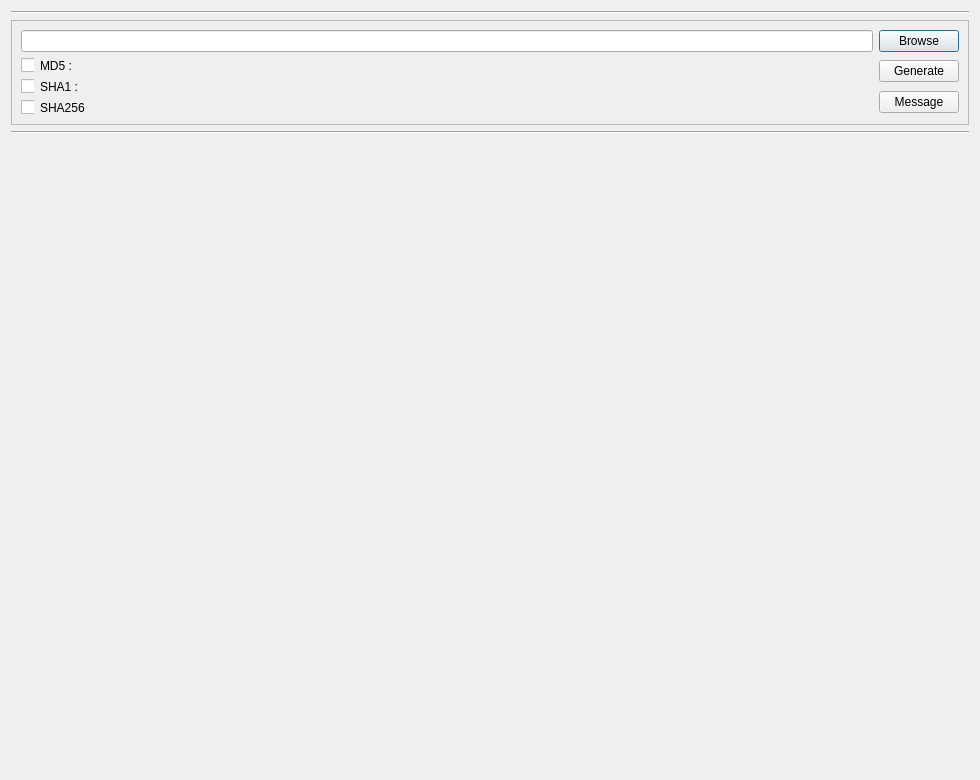
First picture: the form in src/qt/forms/syndicatetools.ui, repository SyndicateLabs/SyndicateQT, before the edit.
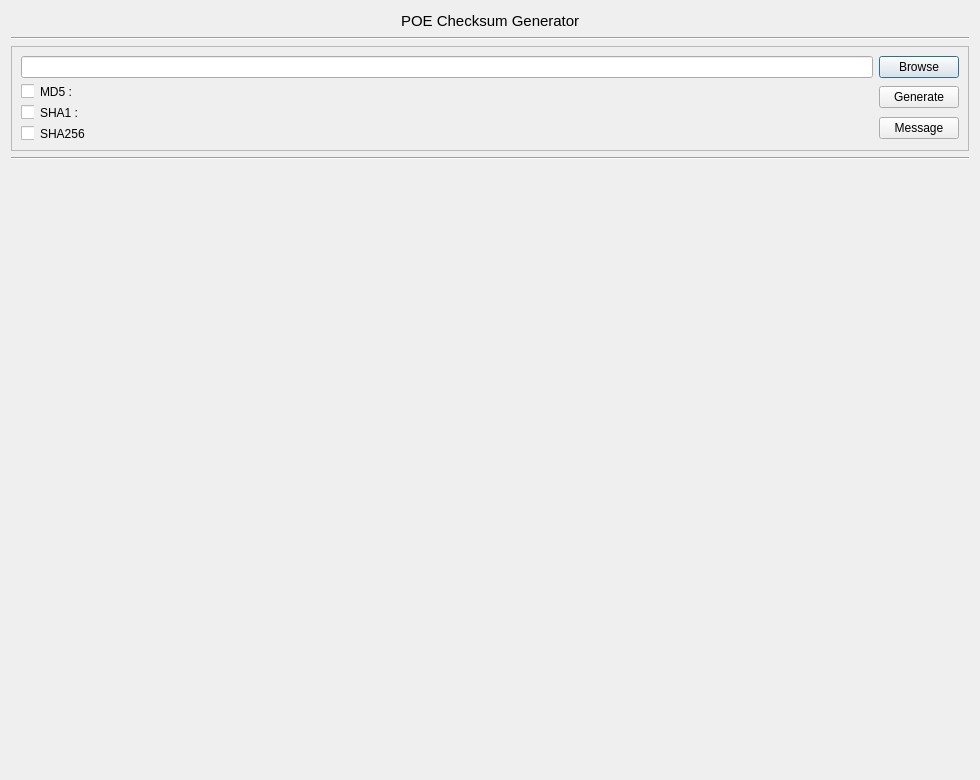
Second picture: the form after the edit.

Diff of the .ui file:
```diff
--- a/src/qt/forms/syndicatetools.ui
+++ b/src/qt/forms/syndicatetools.ui
@@ -14,14 +14,70 @@
    <string>Dialog</string>
   </property>
   <layout class="QGridLayout" name="gridLayout_2">
-   <item row="0" column="0">
+   <item row="0" column="1" colspan="3">
+    <widget class="QLabel" name="label">
+     <property name="styleSheet">
+      <string notr="true"/>
+     </property>
+     <property name="text">
+      <string>&lt;html&gt;&lt;head/&gt;&lt;body&gt;&lt;p&gt;&lt;span style=&quot; font-size:11pt;&quot;&gt;POE Checksum Generator&lt;/span&gt;&lt;/p&gt;&lt;/body&gt;&lt;/html&gt;</string>
+     </property>
+    </widget>
+   </item>
+   <item row="3" column="0" colspan="5">
+    <widget class="Line" name="line">
+     <property name="orientation">
+      <enum>Qt::Horizontal</enum>
+     </property>
+    </widget>
+   </item>
+   <item row="1" column="0" colspan="5">
     <widget class="Line" name="line_2">
      <property name="orientation">
       <enum>Qt::Horizontal</enum>
      </property>
     </widget>
    </item>
-   <item row="1" column="0">
+   <item row="5" column="2">
+    <spacer name="verticalSpacer">
+     <property name="orientation">
+      <enum>Qt::Vertical</enum>
+     </property>
+     <property name="sizeHint" stdset="0">
+      <size>
+       <width>20</width>
+       <height>600</height>
+      </size>
+     </property>
+    </spacer>
+   </item>
+   <item row="0" column="4">
+    <spacer name="horizontalSpacer_2">
+     <property name="orientation">
+      <enum>Qt::Horizontal</enum>
+     </property>
+     <property name="sizeHint" stdset="0">
+      <size>
+       <width>387</width>
+       <height>20</height>
+      </size>
+     </property>
+    </spacer>
+   </item>
+   <item row="0" column="0">
+    <spacer name="horizontalSpacer">
+     <property name="orientation">
+      <enum>Qt::Horizontal</enum>
+     </property>
+     <property name="sizeHint" stdset="0">
+      <size>
+       <width>388</width>
+       <height>20</height>
+      </size>
+     </property>
+    </spacer>
+   </item>
+   <item row="2" column="0" colspan="5">
     <widget class="QFrame" name="checksumFrame">
      <property name="styleSheet">
       <string notr="true"/>
@@ -228,26 +284,6 @@
      </layout>
     </widget>
    </item>
-   <item row="2" column="0">
-    <widget class="Line" name="line">
-     <property name="orientation">
-      <enum>Qt::Horizontal</enum>
-     </property>
-    </widget>
-   </item>
-   <item row="3" column="0">
-    <spacer name="verticalSpacer">
-     <property name="orientation">
-      <enum>Qt::Vertical</enum>
-     </property>
-     <property name="sizeHint" stdset="0">
-      <size>
-       <width>20</width>
-       <height>629</height>
-      </size>
-     </property>
-    </spacer>
-   </item>
   </layout>
  </widget>
  <resources/>
```
